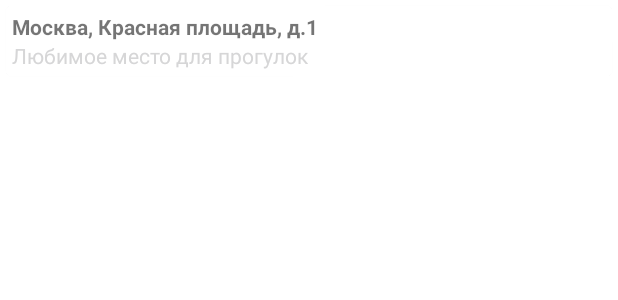
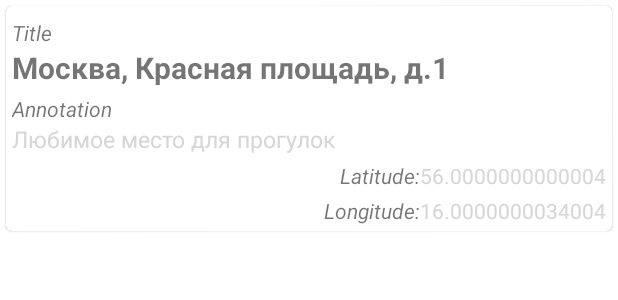
Before and after one commit to Robilko/MyGoogleMaps, an Android app: the layout markers_list_recycler_item.xml on its own in the app's theme, with its tools: preview values and no code run, on a phone screen of 412 x 824 dp. Shown: the top 300 px of the screen. Run offline under Robolectric (Android 15) with nearby library versions, the phone set to English and light mode, and no system bars.

Commit message:
Рефакторинг

```diff
--- a/app/src/main/java/com/example/mygooglemaps/MarkersListAdapter.kt
+++ b/app/src/main/java/com/example/mygooglemaps/MarkersListAdapter.kt
@@ -33,6 +33,8 @@ class MarkersListAdapter(private val listener: RecyclerItemListener) : RecyclerV
         fun bind(item: Marker) = with(binding) {
             markerTitle.text = item.title
             markerSnippet.text = item.snippet
+            markerLatitude.text = item.position.latitude.toString()
+            markerLongitude.text = item.position.longitude.toString()
 
             itemView.setOnClickListener{ listener.onItemClick(marker = item) }
         }
--- a/app/src/main/java/com/example/mygooglemaps/SharedViewModel.kt
+++ b/app/src/main/java/com/example/mygooglemaps/SharedViewModel.kt
@@ -26,4 +26,6 @@ class SharedViewModel : ViewModel() {
     }
 
     fun getAllMarkers(): MutableList<Marker> = markers.value ?: mutableListOf()
+
+    fun getSize(): Int = markers.value?.size ?: 0
 }
--- a/app/src/main/res/layout/markers_list_recycler_item.xml
+++ b/app/src/main/res/layout/markers_list_recycler_item.xml
@@ -13,12 +13,27 @@
         android:orientation="vertical">
 
         <TextView
+            android:layout_width="wrap_content"
+            android:layout_height="wrap_content"
+            android:layout_marginTop="@dimen/margin_4"
+            android:text="@string/marker_title"
+            android:textStyle="italic" />
+
+        <TextView
             android:id="@+id/marker_title"
             android:layout_width="wrap_content"
             android:layout_height="wrap_content"
             android:maxLines="2"
+            android:textSize="@dimen/title_text_size"
             android:textStyle="bold"
             tools:text="Москва, Красная площадь, д.1" />
+
+        <TextView
+            android:layout_width="wrap_content"
+            android:layout_height="wrap_content"
+            android:layout_marginTop="@dimen/margin_4"
+            android:text="@string/marker_annotation"
+            android:textStyle="italic" />
 
         <TextView
             android:id="@+id/marker_snippet"
@@ -26,7 +41,52 @@
             android:layout_height="wrap_content"
             android:maxLines="3"
             android:textColor="@color/places_autocomplete_error_message"
+            android:textSize="@dimen/snippet_text_size"
             tools:text="Любимое место для прогулок" />
+
+        <LinearLayout
+            android:layout_width="wrap_content"
+            android:layout_height="wrap_content"
+            android:layout_gravity="end"
+            android:layout_marginTop="@dimen/margin_4"
+            android:orientation="horizontal">
+
+            <TextView
+                android:layout_width="wrap_content"
+                android:layout_height="wrap_content"
+                android:text="@string/marker_latitude"
+                android:textStyle="italic" />
+
+            <TextView
+                android:id="@+id/marker_latitude"
+                android:layout_width="wrap_content"
+                android:layout_height="wrap_content"
+                android:textColor="@color/places_autocomplete_error_button"
+                android:textIsSelectable="true"
+                tools:text="56.0000000000004" />
+        </LinearLayout>
+
+        <LinearLayout
+            android:layout_width="wrap_content"
+            android:layout_height="wrap_content"
+            android:layout_gravity="end"
+            android:layout_marginTop="@dimen/margin_4"
+            android:orientation="horizontal">
+
+            <TextView
+                android:layout_width="wrap_content"
+                android:layout_height="wrap_content"
+                android:text="@string/marker_longitude"
+                android:textStyle="italic" />
+
+            <TextView
+                android:id="@+id/marker_longitude"
+                android:layout_width="wrap_content"
+                android:layout_height="wrap_content"
+                android:textColor="@color/places_autocomplete_error_button"
+                android:textIsSelectable="true"
+                tools:text="16.0000000034004" />
+        </LinearLayout>
 
     </LinearLayout>
 </com.google.android.material.card.MaterialCardView>
--- a/app/src/main/res/values/dimens.xml
+++ b/app/src/main/res/values/dimens.xml
@@ -2,4 +2,6 @@
 <resources>
     <dimen name="margin_16">16dp</dimen>
     <dimen name="margin_4">4dp</dimen>
+    <dimen name="snippet_text_size">15sp</dimen>
+    <dimen name="title_text_size">20sp</dimen>
 </resources>
--- a/app/src/main/res/values/strings.xml
+++ b/app/src/main/res/values/strings.xml
@@ -8,4 +8,7 @@
     <string name="save_button">Save</string>
     <string name="marker_title">Title</string>
     <string name="marker_annotation">Annotation</string>
+    <string name="marker_latitude">Latitude:</string>
+    <string name="marker_longitude">Longitude:</string>
+    <string name="empty_snippet_text">Empty</string>
 </resources>
```
Also changed, not shown: app/src/main/java/com/example/mygooglemaps/MapsFragment.kt (+2 -9 lines), app/src/main/res/layout/fragment_marker_dialog.xml (+8 -6 lines).
